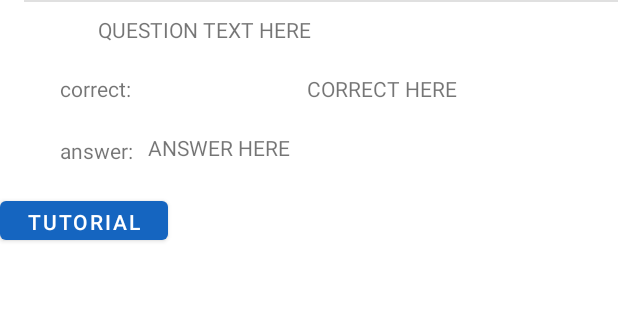
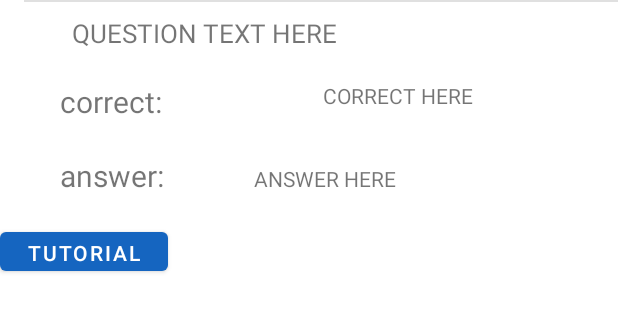
Before and after one commit to charbelc15/COEApp, an Android app: the layout recycler_question_layout.xml on its own in the app's theme, with its tools: preview values and no code run, on a phone screen of 412 x 824 dp. Shown: the top 312 px of the screen. Run offline under Robolectric (Android 15) with nearby library versions, the phone set to English and light mode, and no system bars.

Commit message:
question layout is a bit better now, still needs fixing

```diff
--- a/app/src/main/java/com/example/project3/AttemptViewActivity.java
+++ b/app/src/main/java/com/example/project3/AttemptViewActivity.java
@@ -107,8 +107,6 @@ public class AttemptViewActivity extends AppCompatActivity
     }
 
 
-
-
     static Question getEachQuestionForResponse( QuestionResponse response , List<Question> questions )
     {
         int questionId = response.questionId;
--- a/app/src/main/res/layout/recycler_question_layout.xml
+++ b/app/src/main/res/layout/recycler_question_layout.xml
@@ -10,8 +10,8 @@
         android:id="@+id/UserAnswerText"
         android:layout_width="wrap_content"
         android:layout_height="wrap_content"
-        android:layout_marginStart="10dp"
-        android:layout_marginTop="20dp"
+        android:layout_marginStart="60dp"
+        android:layout_marginTop="36dp"
         android:text="ANSWER HERE"
         app:layout_constraintStart_toEndOf="@+id/textView7"
         app:layout_constraintTop_toBottomOf="@+id/CorrectAnswerText" />
@@ -24,6 +24,7 @@
         android:layout_marginTop="20dp"
         android:layout_marginBottom="10dp"
         android:text="answer:"
+        android:textSize="20dp"
         app:layout_constraintBottom_toBottomOf="parent"
         app:layout_constraintStart_toStartOf="parent"
         app:layout_constraintTop_toBottomOf="@+id/textView3"
@@ -48,6 +49,7 @@
         android:layout_marginTop="10dp"
         android:layout_marginEnd="150dp"
         android:text="QUESTION TEXT HERE"
+        android:textSize="17dp"
         app:layout_constraintEnd_toEndOf="parent"
         app:layout_constraintStart_toStartOf="parent"
         app:layout_constraintTop_toTopOf="parent" />
@@ -68,6 +70,7 @@
         android:layout_marginStart="40dp"
         android:layout_marginTop="20dp"
         android:text="correct:"
+        android:textSize="20dp"
         app:layout_constraintStart_toStartOf="parent"
         app:layout_constraintTop_toBottomOf="@+id/QuestionText" />
 
```
